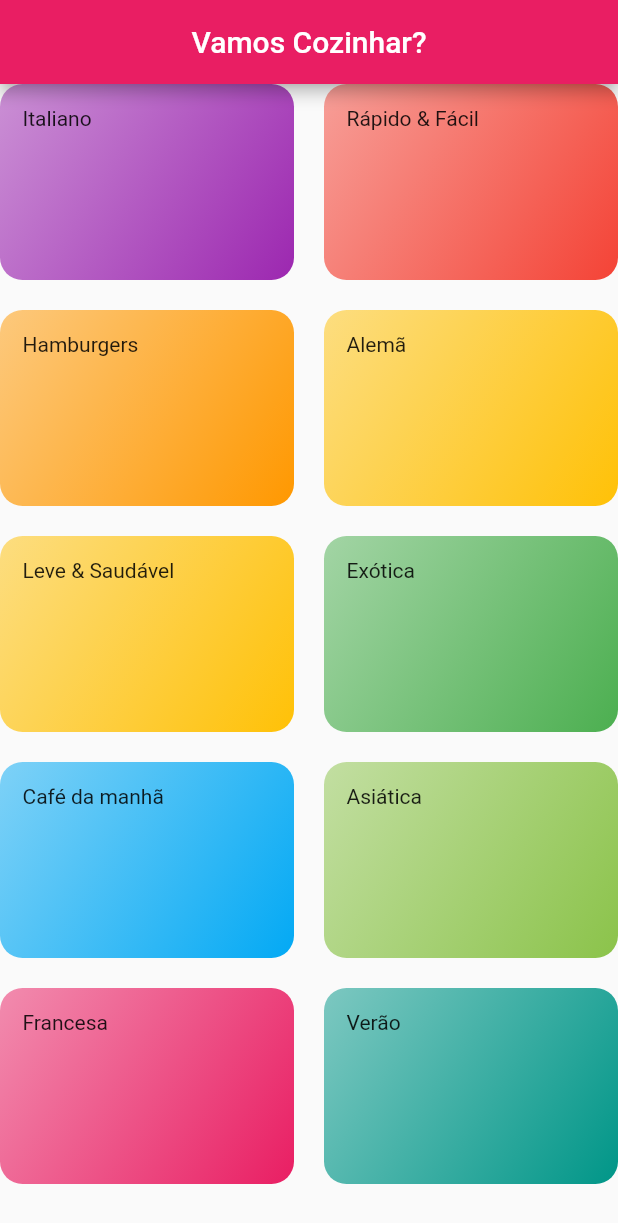
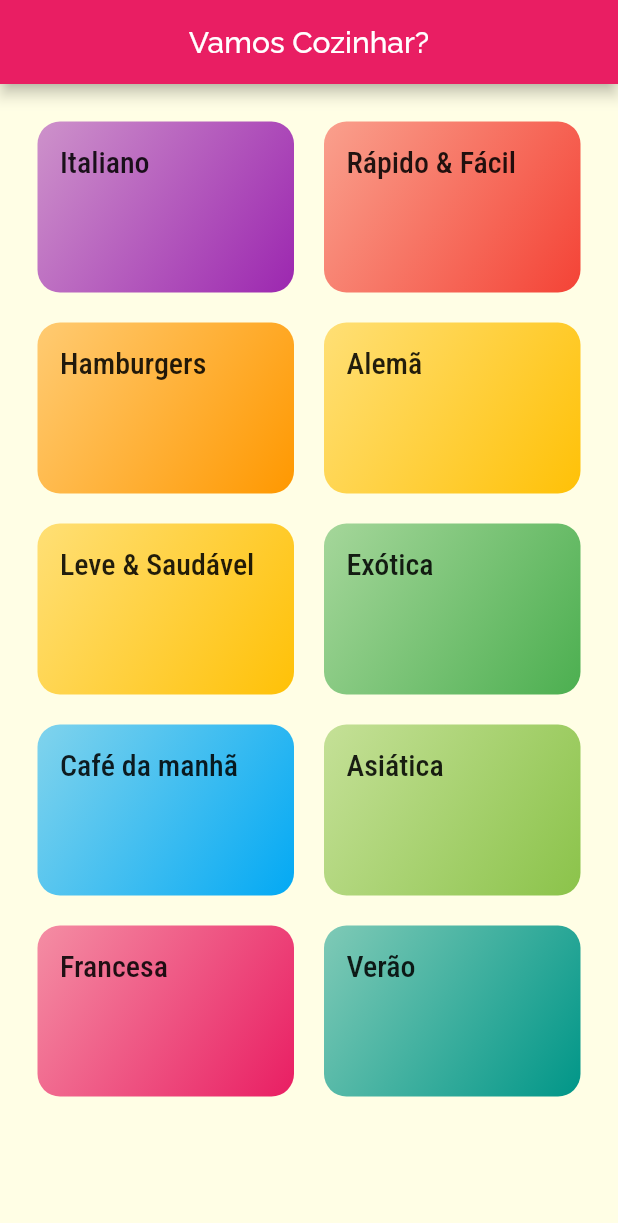
Before and after one commit to DaviSilva2019/MultiplasTelasFlutter, a Flutter app: the screen it shows after launch, on a phone screen of 412 x 824 dp. Shown: the top 1223 px of the screen. Run offline on Flutter 3.47's test engine with Material 2 defaults, Android fonts, the phone set to English and light mode, and no system bars.

Commit message:
### Adicionado  - Importação de fontes para serem utilizadas no projeto
Signed-off-by: Davi Silva <davisilva.drummer@gmail.com>

```diff
--- a/lib/components/category_item.dart
+++ b/lib/components/category_item.dart
@@ -14,7 +14,10 @@ class CategoryItem extends StatelessWidget {
   Widget build(BuildContext context) {
     return Container(
         padding: EdgeInsets.all(15),
-        child: Text(category.title),
+        child: Text(
+          category.title,
+          style: Theme.of(context).textTheme.title,
+        ),
         decoration: BoxDecoration(
           borderRadius: BorderRadius.circular(15),
           gradient: LinearGradient(
--- a/lib/main.dart
+++ b/lib/main.dart
@@ -9,7 +9,16 @@ class MyApp extends StatelessWidget {
     return MaterialApp(
       title: 'DeliMeals',
       theme: ThemeData(
-        primarySwatch: Colors.blue,
+        primarySwatch: Colors.pink,
+        accentColor: Colors.amber,
+        fontFamily: 'Raleway',
+        canvasColor: Color.fromRGBO(255, 254, 229, 1),
+        textTheme: ThemeData.light().textTheme.copyWith(
+          title: TextStyle(
+            fontSize: 20,
+            fontFamily: 'RobotoCondensed'
+          )
+        ),
       ),
       home: CategoriesScreen(),
     );
--- a/lib/screens/categories_screen.dart
+++ b/lib/screens/categories_screen.dart
@@ -12,6 +12,7 @@ class CategoriesScreen extends StatelessWidget {
         centerTitle: true,
       ),
       body: GridView(
+        padding: EdgeInsets.all(25),
         gridDelegate: SliverGridDelegateWithMaxCrossAxisExtent(
           maxCrossAxisExtent: 200,
           childAspectRatio: 3/2,
```
Also changed, not shown: pubspec.yaml (+19 -6 lines), assets/Raleway-Black.ttf (added), assets/Raleway-Bold.ttf (added), assets/Raleway-Regular.ttf (added), assets/RobotoCondensed-Bold.ttf (added), assets/RobotoCondensed-Italic.ttf (added), assets/RobotoCondensed-Light.ttf (added), assets/RobotoCondensed-Regular.ttf (added).
